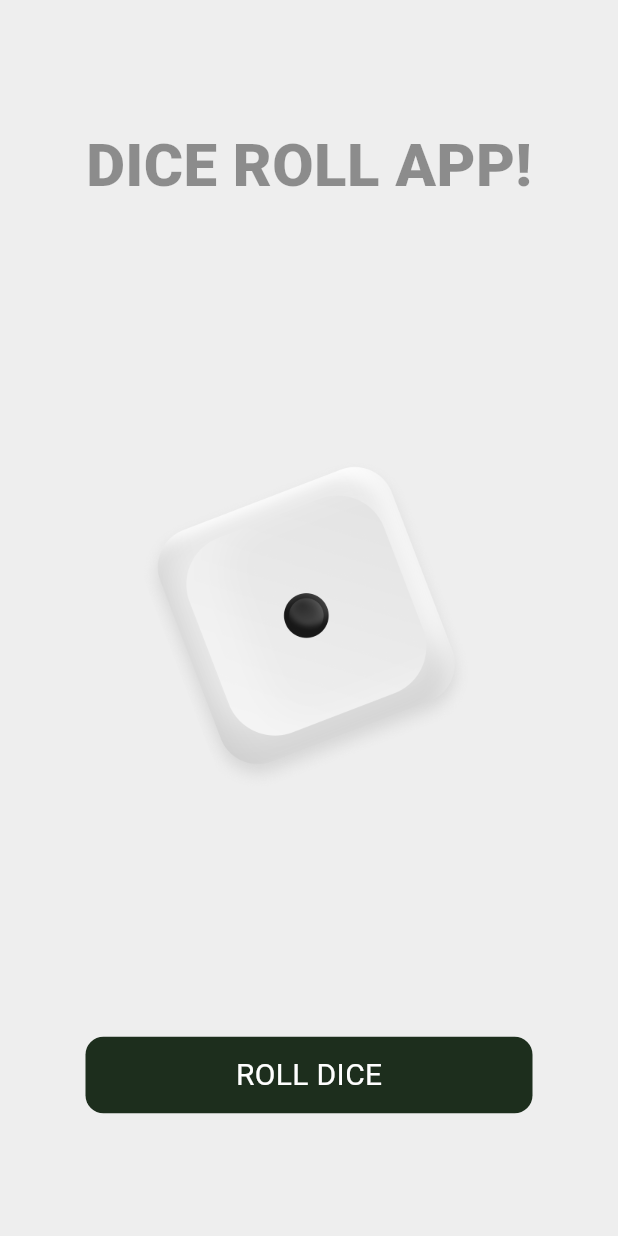
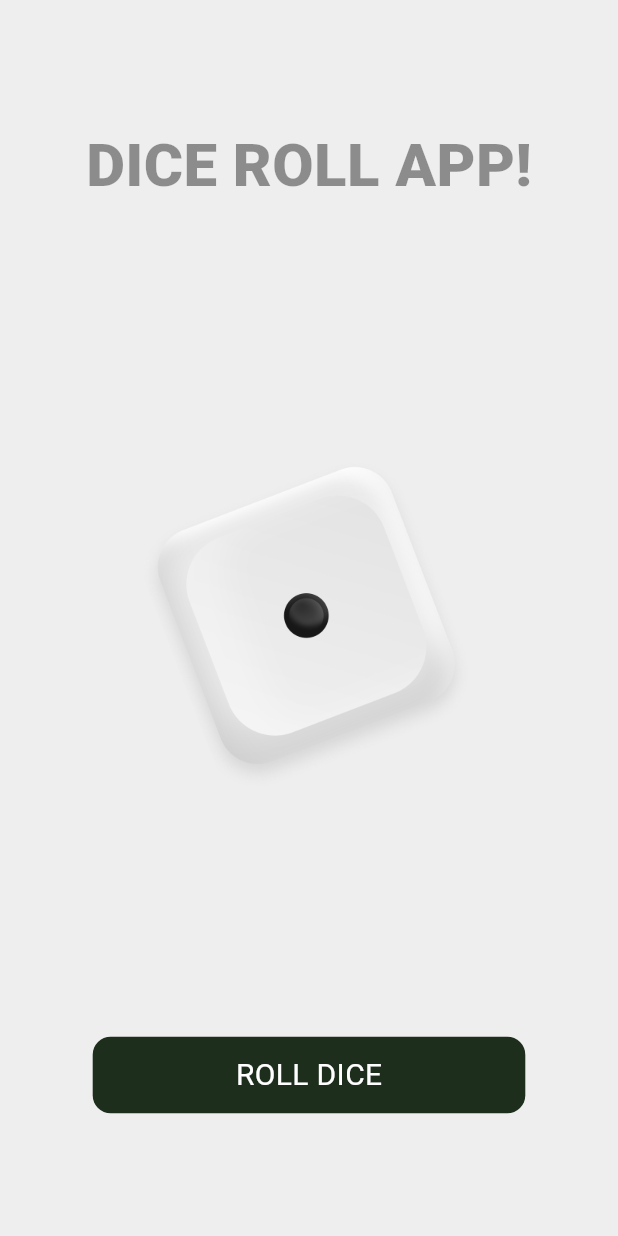
Before and after one commit to kirushanth05/dice_roll_app, a Flutter app: the screen it shows after launch, on a phone screen of 412 x 824 dp. Run offline on Flutter 3.47's test engine with Material 3 defaults, Android fonts, the phone set to English and light mode, and no system bars.

Commit message:
The width button changed to 70 percentage of screen

```diff
--- a/dice_roll_application/lib/main.dart
+++ b/dice_roll_application/lib/main.dart
@@ -33,7 +33,7 @@
               ),
               Container(
                 height: 51,
-                width: 298,
+                width: MediaQuery.of(context).size.width * 0.7,
                 decoration: BoxDecoration(
                     color: Color.fromARGB(255, 29, 46, 29),
                     borderRadius: BorderRadius.circular(12.0)),
```
